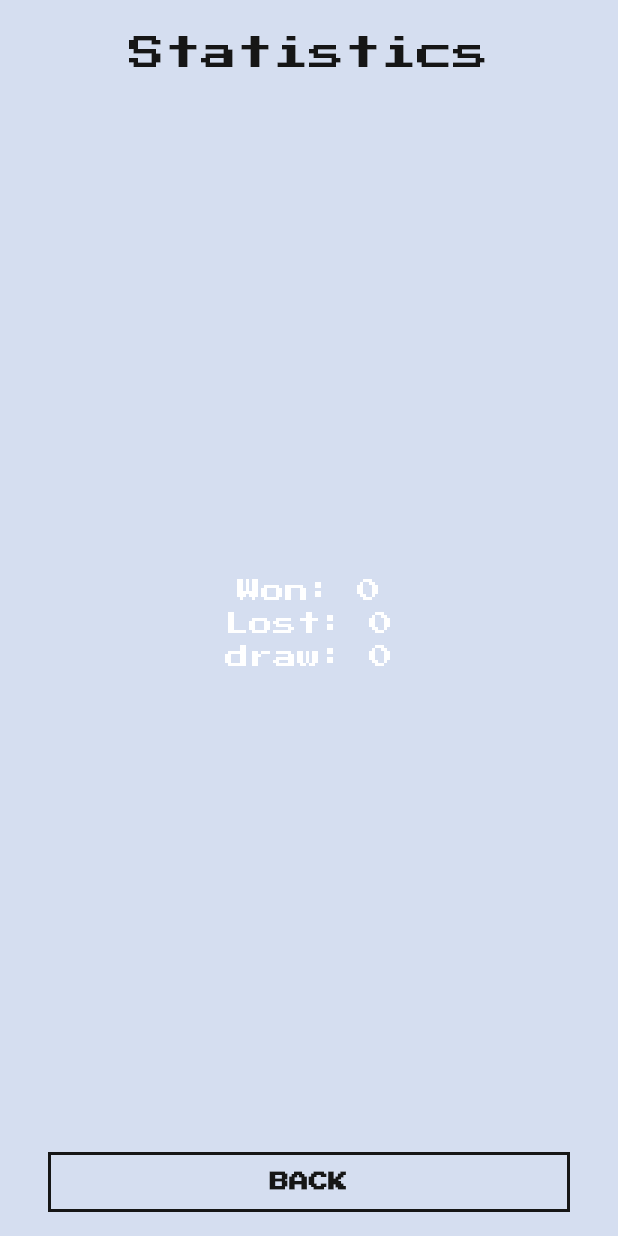
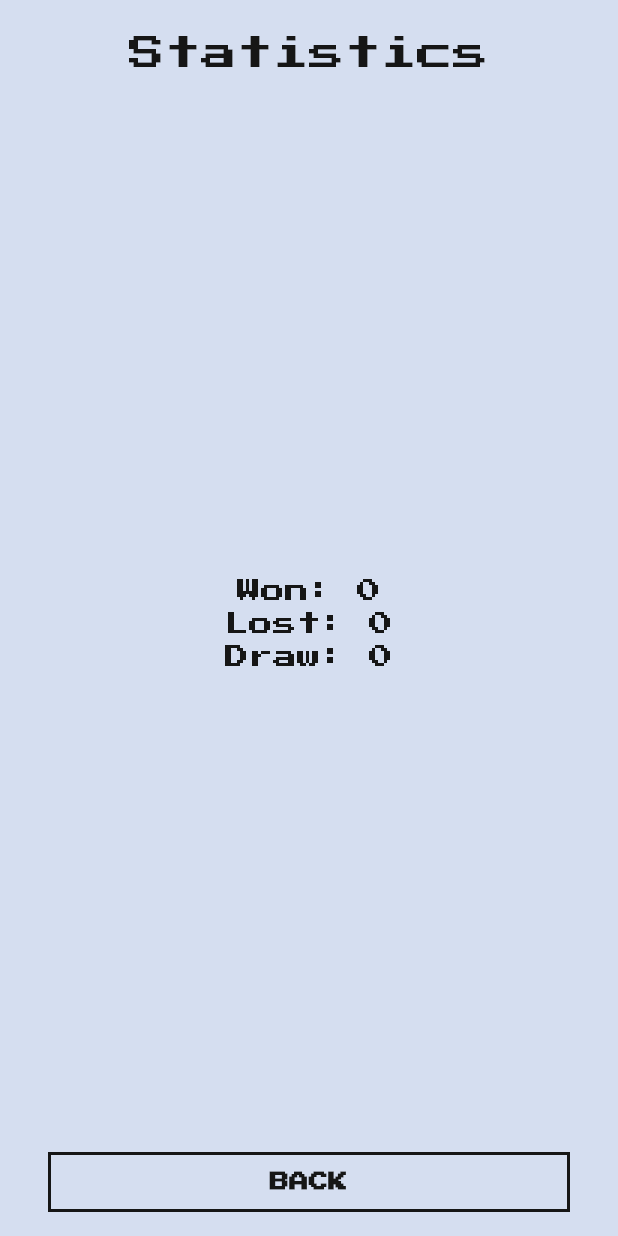
Before and after one commit to cosinusg/flutter_fight_club, a Flutter app: the _StatisticsPageContent screen opened directly, on a phone screen of 412 x 824 dp. Run offline on Flutter 3.47's test engine with Material 2 defaults, Android fonts, the phone set to English and light mode, and no system bars; our stand-ins replace google_fonts, shared_preferences; accounts and stored records are empty.

Commit message:
3 commit

```diff
--- a/lib/pages/statistics_page.dart
+++ b/lib/pages/statistics_page.dart
@@ -50,19 +50,19 @@ class _StatisticsPageContent extends StatelessWidget {
                       Text('Won: ${sp.getInt("stats_won") ?? 0}',
                           style: TextStyle(
                             fontSize: 16,
-                            color: Color(0xffffffff),
+                            color: FightClubColors.darkGreyText,
                           )),
                       SizedBox(height: 6,),
                       Text('Lost: ${sp.getInt("stats_lost") ?? 0}',
                           style: TextStyle(
                             fontSize: 16,
-                            color: Color(0xffffffff),
+                            color: FightClubColors.darkGreyText,
                           )),
                       SizedBox(height: 6,),
-                      Text('draw: ${sp.getInt("stats_draw") ?? 0}',
+                      Text('Draw: ${sp.getInt("stats_draw") ?? 0}',
                           style: TextStyle(
                             fontSize: 16,
-                            color: Color(0xffffffff),
+                            color: FightClubColors.darkGreyText,
                           )),
                     ],
                   );
```
